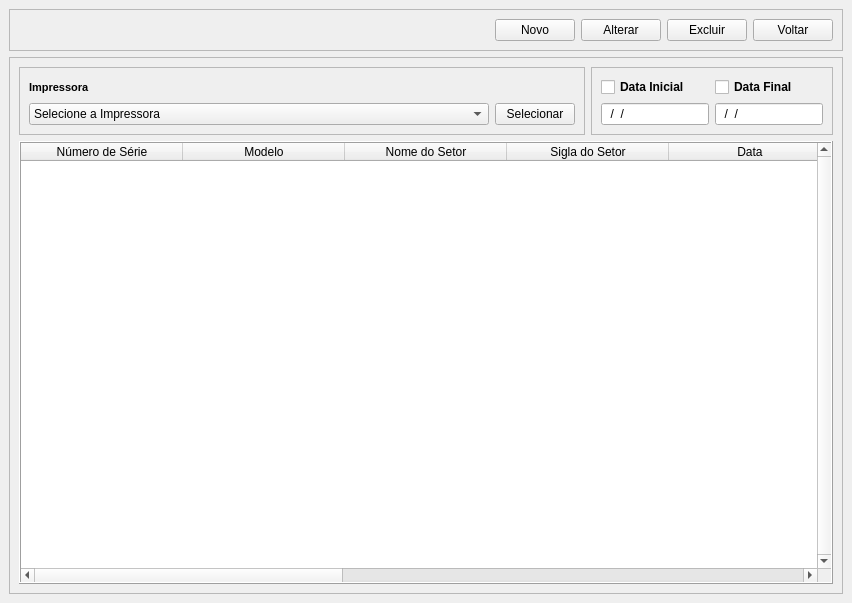
The window that View/Telas/CD_Manutencao.ui (Blastoles/ProjetoSCGI) describes before a commit, drawn with Qt 5.
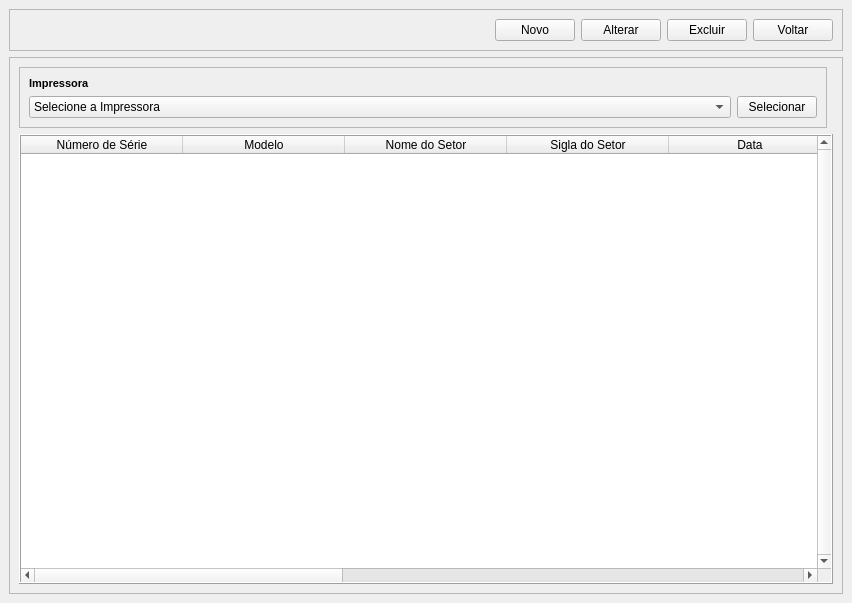
The same window after the commit. Icons and pictures are not drawn.

```diff
--- a/View/Telas/CD_Manutencao.ui
+++ b/View/Telas/CD_Manutencao.ui
@@ -168,89 +168,7 @@
          </layout>
         </widget>
        </item>
-       <item row="0" column="1" colspan="2">
-        <widget class="QFrame" name="frame_2">
-         <property name="sizePolicy">
-          <sizepolicy hsizetype="Minimum" vsizetype="Minimum">
-           <horstretch>0</horstretch>
-           <verstretch>0</verstretch>
-          </sizepolicy>
-         </property>
-         <property name="frameShape">
-          <enum>QFrame::StyledPanel</enum>
-         </property>
-         <property name="frameShadow">
-          <enum>QFrame::Raised</enum>
-         </property>
-         <layout class="QGridLayout" name="gridLayout">
-          <item row="0" column="2">
-           <widget class="QCheckBox" name="checkBox_2">
-            <property name="font">
-             <font>
-              <family>Arial</family>
-              <weight>75</weight>
-              <bold>true</bold>
-             </font>
-            </property>
-            <property name="text">
-             <string>Data Final</string>
-            </property>
-           </widget>
-          </item>
-          <item row="1" column="1">
-           <widget class="QLineEdit" name="lineEdit">
-            <property name="sizePolicy">
-             <sizepolicy hsizetype="Fixed" vsizetype="Fixed">
-              <horstretch>0</horstretch>
-              <verstretch>0</verstretch>
-             </sizepolicy>
-            </property>
-            <property name="font">
-             <font>
-              <family>Arial</family>
-             </font>
-            </property>
-            <property name="inputMask">
-             <string>99/99/9999</string>
-            </property>
-           </widget>
-          </item>
-          <item row="0" column="1">
-           <widget class="QCheckBox" name="checkBox">
-            <property name="font">
-             <font>
-              <family>Arial</family>
-              <weight>75</weight>
-              <bold>true</bold>
-             </font>
-            </property>
-            <property name="text">
-             <string>Data Inicial</string>
-            </property>
-           </widget>
-          </item>
-          <item row="1" column="2">
-           <widget class="QLineEdit" name="lineEdit_2">
-            <property name="sizePolicy">
-             <sizepolicy hsizetype="Fixed" vsizetype="Fixed">
-              <horstretch>0</horstretch>
-              <verstretch>0</verstretch>
-             </sizepolicy>
-            </property>
-            <property name="font">
-             <font>
-              <family>Arial</family>
-             </font>
-            </property>
-            <property name="inputMask">
-             <string>99/99/9999</string>
-            </property>
-           </widget>
-          </item>
-         </layout>
-        </widget>
-       </item>
-       <item row="2" column="0" colspan="3">
+       <item row="2" column="0" colspan="2">
         <widget class="QTableWidget" name="TB_Manutencao">
          <property name="sizePolicy">
           <sizepolicy hsizetype="Expanding" vsizetype="Expanding">
```
